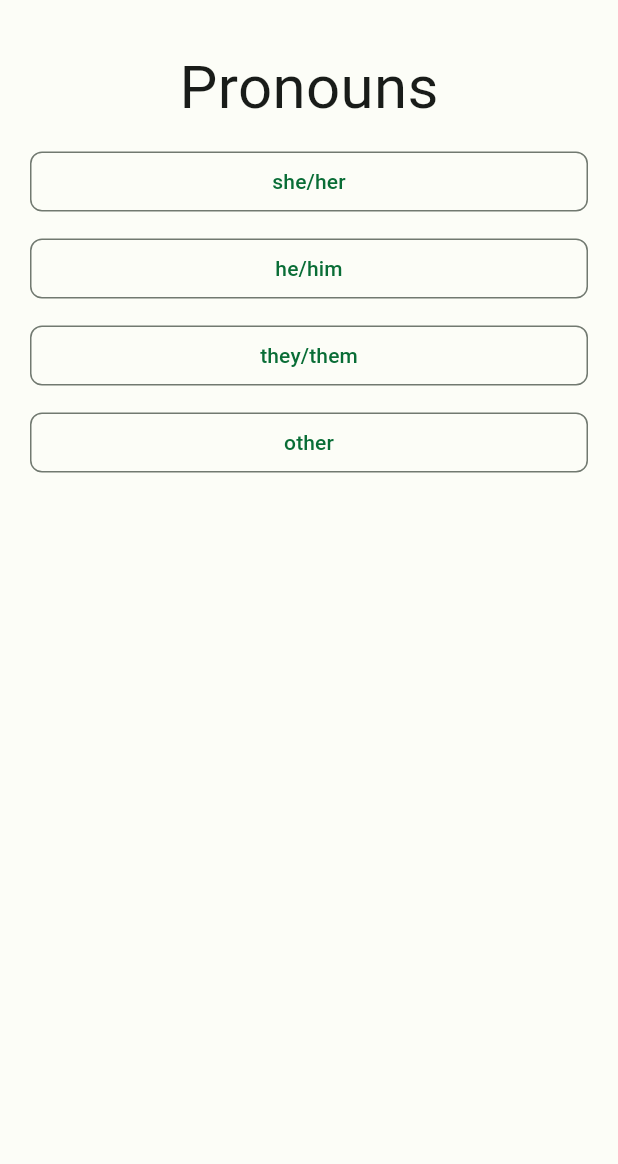
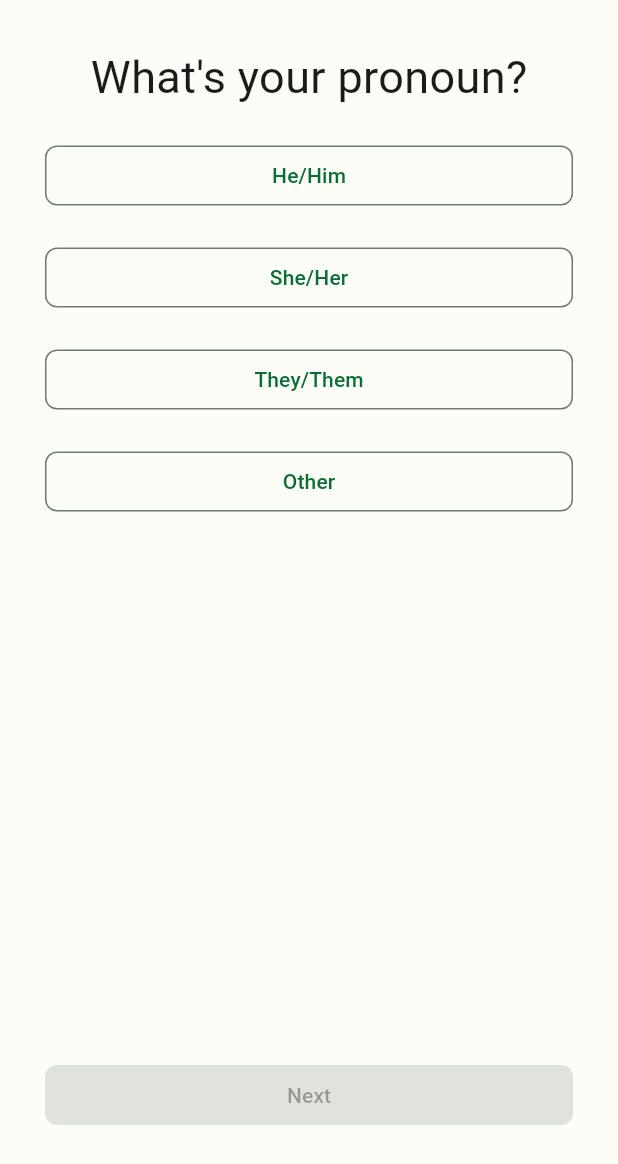
Before and after one commit to CherylZ4/LifeLens, a Flutter app: the PronounScreen screen opened directly, on a phone screen of 412 x 824 dp. Shown: the top 1164 px of the screen. Run offline on Flutter 3.47's test engine with Material 3 defaults, Android fonts, the phone set to English and light mode, and no system bars.

Commit message:
Update pronounsscreen and fix it

```diff
--- a/frontend/lib/main.dart
+++ b/frontend/lib/main.dart
@@ -1,5 +1,6 @@
 import 'package:flutter/material.dart';
 import 'package:lifelens/states/initialization.dart';
+import 'package:lifelens/states/pronounscreen.dart';
 import 'color_schemes.g.dart';
 
 void main() {
@@ -16,6 +17,6 @@ class MyApp extends StatelessWidget {
         title: 'LifeLens',
         theme: ThemeData(useMaterial3: true, colorScheme: lightColorScheme),
         darkTheme: ThemeData(useMaterial3: true, colorScheme: darkColorScheme),
-        home: const InitializationScreen());
+        home: const PronounScreen());
   }
 }
--- a/frontend/lib/states/pronounscreen.dart
+++ b/frontend/lib/states/pronounscreen.dart
@@ -1,3 +1,5 @@
+import 'dart:isolate';
+
 import 'package:flutter/material.dart';
 
 class PronounScreen extends StatefulWidget {
@@ -8,27 +10,46 @@ class PronounScreen extends StatefulWidget {
 }
 
 class _PronounScreenState extends State<PronounScreen> {
-  bool showWidget = false;
+  bool showOther = false;
+
+  TextEditingController otherPronounController = TextEditingController();
+  bool isOther = false;
+  String pronoun = "";
+  late TextEditingController _controller;
+  @override
+  void initState() {
+    super.initState();
+    _controller = TextEditingController();
+  }
+
+  @override
+  void dispose() {
+    _controller.dispose();
+    super.dispose();
+  }
+
   @override
   Widget build(BuildContext context) {
     return Scaffold(
+      resizeToAvoidBottomInset: false,
       body: SafeArea(
         child: Padding(
-          padding: EdgeInsets.fromLTRB(20, 30, 20, 30),
+          padding: const EdgeInsets.fromLTRB(30, 30, 30, 70),
           child: Column(
             mainAxisAlignment: MainAxisAlignment.start,
-            children: <Widget> [
-            Row(
-              mainAxisAlignment: MainAxisAlignment.center,
-              children: <Widget> [
+            children: <Widget>[
               const Text(
-                    "Pronouns",
-                    style: TextStyle(fontSize: 40),
+                "What's your pronoun?",
+                style: TextStyle(
+                  fontSize: 30,
                 ),
-              ],),
-            SizedBox(height: 10),
-              Row(mainAxisAlignment: MainAxisAlignment.center, children: <Widget> [
-                Expanded(child: OutlinedButton(
+              ),
+              const SizedBox(
+                height: 20,
+              ),
+              SizedBox(
+                width: double.maxFinite,
+                child: OutlinedButton(
                   style: ButtonStyle(
                     shape: MaterialStateProperty.all<OutlinedBorder>(
                       RoundedRectangleBorder(
@@ -36,16 +57,24 @@ class _PronounScreenState extends State<PronounScreen> {
                       ),
                     ),
                   ),
-                          onPressed: () {
-                            print("CLICKED");
-                          },
-                          child: const Text('she/her')),
-                )
-              ],
+                  onPressed: pronoun != "He/Him"
+                      ? () {
+                          setState(() {
+                            pronoun = "He/Him";
+                            isOther = false;
+                            _controller.clear();
+                          });
+                        }
+                      : null,
+                  child: const Text("He/Him"),
                 ),
-          SizedBox(height: 10),
-          Row(mainAxisAlignment: MainAxisAlignment.center, children: <Widget> [
-                Expanded(child: OutlinedButton(
+              ),
+              const SizedBox(
+                height: 20,
+              ),
+              SizedBox(
+                width: double.maxFinite,
+                child: OutlinedButton(
                   style: ButtonStyle(
                     shape: MaterialStateProperty.all<OutlinedBorder>(
                       RoundedRectangleBorder(
@@ -53,16 +82,24 @@ class _PronounScreenState extends State<PronounScreen> {
                       ),
                     ),
                   ),
-                          onPressed: () {
-                            print("CLICKED");
-                          },
-                          child: const Text('he/him')),
-                )
-              ],
+                  onPressed: pronoun != "She/Her"
+                      ? () {
+                          setState(() {
+                            pronoun = "She/Her";
+                            isOther = false;
+                            _controller.clear();
+                          });
+                        }
+                      : null,
+                  child: const Text("She/Her"),
                 ),
-          SizedBox(height: 10),
-          Row(mainAxisAlignment: MainAxisAlignment.center, children: <Widget> [
-                Expanded(child: OutlinedButton(
+              ),
+              const SizedBox(
+                height: 20,
+              ),
+              SizedBox(
+                width: double.maxFinite,
+                child: OutlinedButton(
                   style: ButtonStyle(
                     shape: MaterialStateProperty.all<OutlinedBorder>(
                       RoundedRectangleBorder(
@@ -70,16 +107,25 @@ class _PronounScreenState extends State<PronounScreen> {
                       ),
                     ),
                   ),
-                          onPressed: () {
-                            print("CLICKED");
-                          },
-                          child: const Text('they/them')),
-                )
-              ],
+                  onPressed: pronoun != "They/Them"
+                      ? () {
+                          setState(() {
+                            pronoun = "They/Them";
+                            isOther = false;
+                            _controller.clear();
+                          });
+                        }
+                      : null,
+                  child: const Text("They/Them"),
                 ),
-          SizedBox(height: 10),
-          Row(mainAxisAlignment: MainAxisAlignment.center, children: <Widget> [
-                Expanded(child: OutlinedButton(
+              ),
+              const SizedBox(
+                height: 20,
+              ),
+              // ignore: sized_box_for_whitespace
+              SizedBox(
+                width: double.maxFinite,
+                child: OutlinedButton(
                   style: ButtonStyle(
                     shape: MaterialStateProperty.all<OutlinedBorder>(
                       RoundedRectangleBorder(
@@ -87,25 +133,32 @@ class _PronounScreenState extends State<PronounScreen> {
                       ),
                     ),
                   ),
-                          onPressed: () {
+                  onPressed: isOther == false
+                      ? () {
                           setState(() {
-                              showWidget = !showWidget;
+                            pronoun = "";
+                            isOther = true;
+                          });
+                        }
+                      : null,
+                  child: const Text("Other"),
+                ),
+              ),
+              isOther
+                  ? TextField(
+                      controller: _controller,
+                      onSubmitted: (String value) async {
+                        setState(() {
+                          pronoun = value;
+                          print(pronoun);
                         });
                       },
-                          child: const Text('other')),
                     )
-              ],
-            ),
-          showWidget
-            ? Row(
-                mainAxisAlignment: MainAxisAlignment.center,
-                children: [
-                  OutlinedButton(
-                    onPressed: () {},
-                    child:
-                      Row(mainAxisAlignment: MainAxisAlignment.center, children: <Widget> [
-
-                          OutlinedButton(
+                  : Container(),
+              Spacer(),
+              SizedBox(
+                  width: double.maxFinite,
+                  child: FilledButton(
                       style: ButtonStyle(
                         shape: MaterialStateProperty.all<OutlinedBorder>(
                           RoundedRectangleBorder(
@@ -113,15 +166,12 @@ class _PronounScreenState extends State<PronounScreen> {
                           ),
                         ),
                       ),
-                                onPressed: () {},
-                                child: const Text('fgrnjkens')),
-                      ])
+                      onPressed: pronoun != "" ? () {} : null,
+                      child: Text("Next")))
+            ],
           ),
-                ],
-              )
-            : Container(),
-        ],)
-      )
-    ));
+        ),
+      ),
+    );
   }
 }
```
Lines whose indentation alone changed are shown as unchanged.
